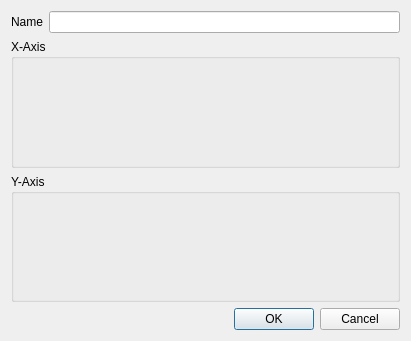
Before: the Qt Designer form src/hist2ddialog.ui in flueke/mvme, drawn with Qt 5.
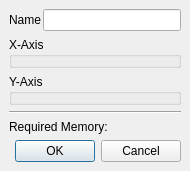
After: the same form once the commit is applied.

Commit message: Hist2DDialog: display required memory

The edit to the form file:
```diff
--- a/src/hist2ddialog.ui
+++ b/src/hist2ddialog.ui
@@ -6,36 +6,75 @@
    <rect>
     <x>0</x>
     <y>0</y>
-    <width>411</width>
-    <height>341</height>
+    <width>190</width>
+    <height>171</height>
    </rect>
   </property>
   <property name="windowTitle">
    <string>Hist2D</string>
   </property>
-  <layout class="QGridLayout" name="gridLayout">
-   <item row="0" column="0">
-    <widget class="QLabel" name="label">
-     <property name="text">
-      <string>Name</string>
-     </property>
-    </widget>
-   </item>
-   <item row="1" column="0" colspan="3">
+  <layout class="QGridLayout" name="gridLayout_3">
+   <property name="leftMargin">
+    <number>9</number>
+   </property>
+   <property name="topMargin">
+    <number>9</number>
+   </property>
+   <property name="rightMargin">
+    <number>9</number>
+   </property>
+   <property name="bottomMargin">
+    <number>9</number>
+   </property>
+   <property name="spacing">
+    <number>6</number>
+   </property>
+   <item row="1" column="0" colspan="2">
     <widget class="QGroupBox" name="gb_xAxis">
      <property name="title">
       <string>X-Axis</string>
      </property>
     </widget>
    </item>
-   <item row="2" column="0" colspan="3">
+   <item row="0" column="0" colspan="2">
+    <widget class="QFrame" name="frame_2">
+     <layout class="QGridLayout" name="gridLayout_2">
+      <property name="leftMargin">
+       <number>0</number>
+      </property>
+      <property name="topMargin">
+       <number>0</number>
+      </property>
+      <property name="rightMargin">
+       <number>0</number>
+      </property>
+      <property name="bottomMargin">
+       <number>0</number>
+      </property>
+      <property name="spacing">
+       <number>2</number>
+      </property>
+      <item row="0" column="0">
+       <widget class="QLabel" name="label">
+        <property name="text">
+         <string>Name</string>
+        </property>
+       </widget>
+      </item>
+      <item row="0" column="1">
+       <widget class="QLineEdit" name="le_name"/>
+      </item>
+     </layout>
+    </widget>
+   </item>
+   <item row="2" column="0" colspan="2">
     <widget class="QGroupBox" name="gb_yAxis">
      <property name="title">
       <string>Y-Axis</string>
      </property>
     </widget>
    </item>
-   <item row="3" column="2">
+   <item row="5" column="1">
     <widget class="QDialogButtonBox" name="buttonBox">
      <property name="orientation">
       <enum>Qt::Horizontal</enum>
@@ -45,8 +84,50 @@
      </property>
     </widget>
    </item>
-   <item row="0" column="1" colspan="2">
-    <widget class="QLineEdit" name="le_name"/>
+   <item row="3" column="0" colspan="2">
+    <widget class="Line" name="line">
+     <property name="orientation">
+      <enum>Qt::Horizontal</enum>
+     </property>
+    </widget>
+   </item>
+   <item row="4" column="0" colspan="2">
+    <widget class="QFrame" name="frame">
+     <layout class="QGridLayout" name="gridLayout">
+      <property name="leftMargin">
+       <number>0</number>
+      </property>
+      <property name="topMargin">
+       <number>0</number>
+      </property>
+      <property name="rightMargin">
+       <number>0</number>
+      </property>
+      <property name="bottomMargin">
+       <number>0</number>
+      </property>
+      <property name="spacing">
+       <number>2</number>
+      </property>
+      <item row="0" column="0">
+       <widget class="QLabel" name="label_2">
+        <property name="text">
+         <string>Required Memory:</string>
+        </property>
+       </widget>
+      </item>
+      <item row="0" column="1">
+       <widget class="QLabel" name="label_memory">
+        <property name="text">
+         <string/>
+        </property>
+        <property name="textInteractionFlags">
+         <set>Qt::LinksAccessibleByMouse|Qt::TextSelectableByKeyboard|Qt::TextSelectableByMouse</set>
+        </property>
+       </widget>
+      </item>
+     </layout>
+    </widget>
    </item>
   </layout>
  </widget>
```
The commit also changes 5 other files.
